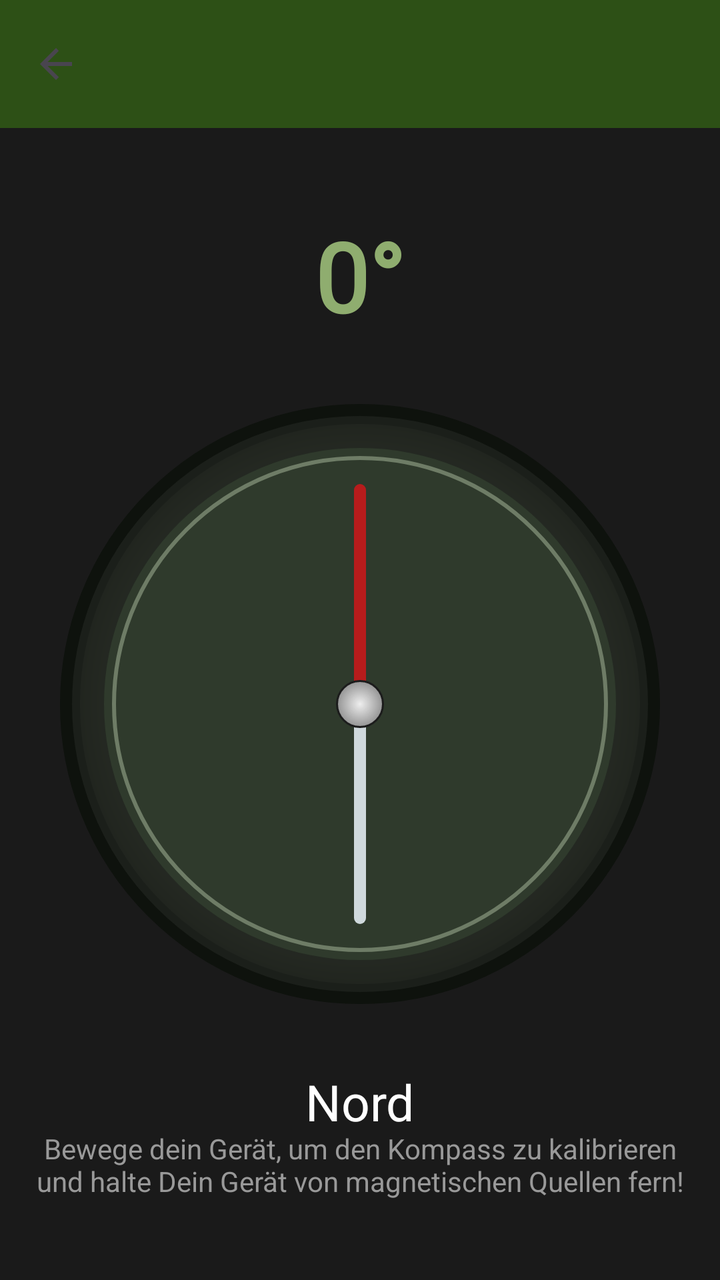
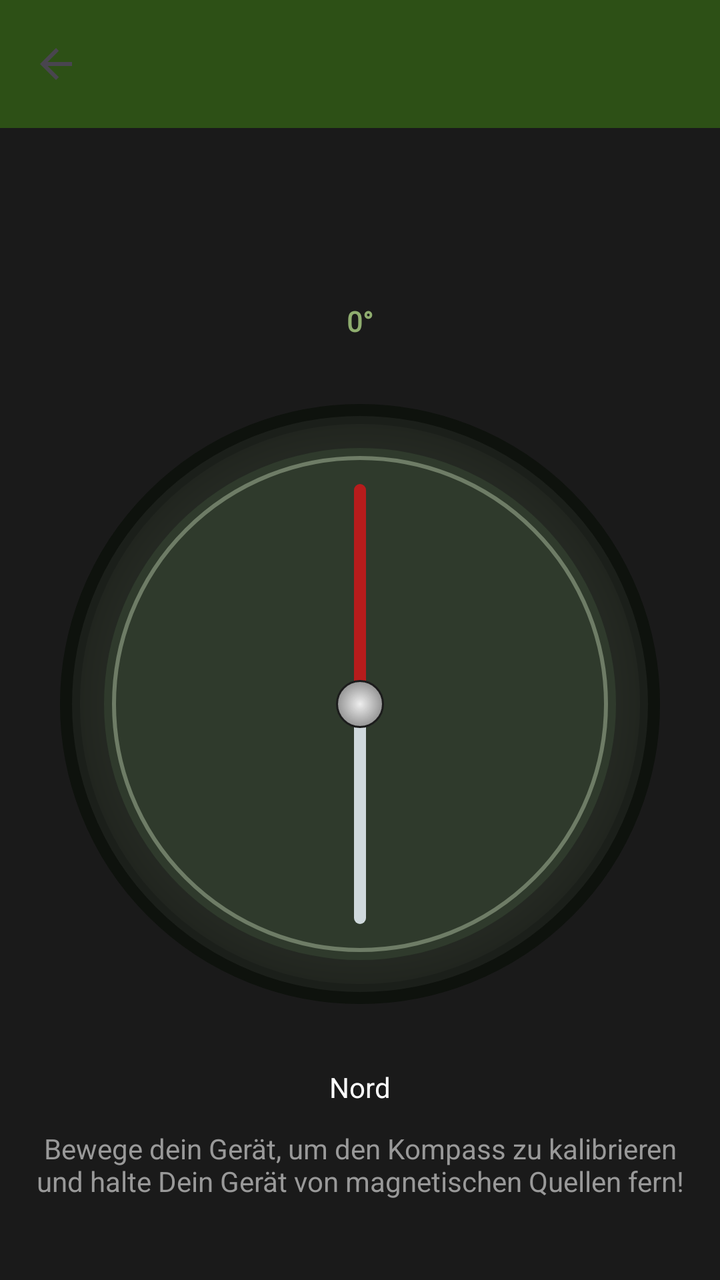

Screens rendered from an Android XML layout before and after an edit, with the pre-edit source and the edit as a unified diff.
<!-- AndroidManifest.xml: application theme Theme.HundeWildnis -->
<!-- res/layout/activity_compass.xml -->
<?xml version="1.0" encoding="utf-8"?>
<androidx.coordinatorlayout.widget.CoordinatorLayout
    xmlns:android="http://schemas.android.com/apk/res/android"
    xmlns:app="http://schemas.android.com/apk/res-auto"
    android:layout_width="match_parent"
    android:layout_height="match_parent"
    android:fitsSystemWindows="true"
    android:background="#1a1a1a">

    <com.google.android.material.appbar.AppBarLayout
        android:layout_width="match_parent"
        android:layout_height="wrap_content">

        <androidx.appcompat.widget.Toolbar
            android:id="@+id/toolbar"
            android:layout_width="match_parent"
            android:layout_height="?attr/actionBarSize"
            android:background="#2d5016"
            app:titleTextColor="#FFFFFF"
            app:navigationIcon="?attr/homeAsUpIndicator" />
    </com.google.android.material.appbar.AppBarLayout>

    <FrameLayout
        android:layout_width="match_parent"
        android:layout_height="match_parent"
        app:layout_behavior="@string/appbar_scrolling_view_behavior">

        <RelativeLayout
            android:layout_width="match_parent"
            android:layout_height="match_parent"
            android:padding="16dp">

            
            <FrameLayout
                android:id="@+id/compassContainer"
                android:layout_width="300dp"
                android:layout_height="300dp"
                android:layout_centerInParent="true">

                
                <ImageView
                    android:id="@+id/compassImage"
                    android:layout_width="match_parent"
                    android:layout_height="match_parent"
                    android:contentDescription="Kompass"
                    android:src="@drawable/compass_bg" />

            </FrameLayout>

            
            <TextView
                android:id="@+id/degreeText"
                android:layout_width="wrap_content"
                android:layout_height="wrap_content"
                android:layout_above="@id/compassContainer"
                android:layout_centerHorizontal="true"
                android:layout_marginBottom="32dp"
                android:text="0°"
                android:textColor="#8fad6f"
                android:textSize="48sp"
                android:textStyle="bold"
                android:fontFamily="@font/stencil" />

            
            <TextView
                android:id="@+id/directionText"
                android:layout_width="wrap_content"
                android:layout_height="wrap_content"
                android:layout_below="@id/compassContainer"
                android:layout_centerHorizontal="true"
                android:layout_marginTop="32dp"
                android:text="Nord"
                android:textColor="#FFFFFF"
                android:textSize="25sp"
                android:textStyle="normal"/>

            
            <TextView
                android:id="@+id/infoText"
                android:layout_width="wrap_content"
                android:layout_height="wrap_content"
                android:layout_alignParentBottom="true"
                android:layout_centerHorizontal="true"
                android:layout_marginBottom="24dp"
                android:text="Bewege dein Gerät, um den Kompass zu kalibrieren und halte Dein Gerät von magnetischen Quellen fern!"
                android:textAlignment="center"
                android:textColor="#999999"
                android:textSize="14sp" />

        </RelativeLayout>

    </FrameLayout>

</androidx.coordinatorlayout.widget.CoordinatorLayout>
<!-- resources referenced by this layout -->
<resources>
  <style name="Base.Theme.HundeWildnis" parent="Theme.Material3.Light.NoActionBar">
          <item name="colorPrimary">#2d5016</item>
          <item name="colorPrimaryVariant">#1a3009</item>
          <item name="colorOnPrimary">#FFFFFF</item>
          <item name="colorSecondary">#6b8e4e</item>
          <item name="colorSecondaryVariant">#4a6135</item>
          <item name="colorOnSecondary">#000000</item>
          <item name="android:statusBarColor">?attr/colorPrimaryVariant</item>
  
          <item name="android:navigationBarColor">@android:color/transparent</item>
          <item name="android:windowLightStatusBar">true</item>
          <item name="android:windowLightNavigationBar">true</item>
          <item name="android:enforceNavigationBarContrast" tools:targetApi="q">false</item>
          <item name="android:enforceStatusBarContrast" tools:targetApi="q">false</item>
  
          
          <item name="colorAccent">#2d5016</item>
          <item name="android:textColorPrimary">#000000</item>
  
          
          <item name="materialAlertDialogTheme">@style/AlertDialogTheme</item>
  
          
          <item name="actionMenuTextColor">#FFFFFF</item>
  
          
          <item name="android:windowBackground">#FFFFFF</item>
          <item name="android:colorBackground">#FFFFFF</item>
      </style>
  <style name="AlertDialogTheme" parent="ThemeOverlay.Material3.MaterialAlertDialog">
          
          <item name="colorSurface">#FFFFFF</item>
  
          
          <item name="colorOnSurface">#000000</item>
          <item name="android:textColorPrimary">#000000</item>
  
          
          <item name="buttonBarPositiveButtonStyle">@style/DialogButtonStyle.Light</item>
          <item name="buttonBarNegativeButtonStyle">@style/DialogButtonStyle.Light</item>
          <item name="buttonBarNeutralButtonStyle">@style/DialogButtonStyle.Light</item>
      </style>
  <style name="DialogButtonStyle.Light" parent="Widget.Material3.Button.TextButton.Dialog">
          
          <item name="android:textColor">#2d5016</item>
  
          
          <item name="backgroundTint">@android:color/transparent</item>
  
          
          <item name="rippleColor">#332d5016</item>
      </style>
  <!-- unchanged entries left out for length: 2 -->
</resources>

<!-- the commit's change to res/layout/activity_compass.xml (unified diff, before → after) -->
@@ -4,10 +4,10 @@
     xmlns:app="http://schemas.android.com/apk/res-auto"
     android:layout_width="match_parent"
     android:layout_height="match_parent"
-    android:fitsSystemWindows="true"
+    android:fitsSystemWindows="false"
     android:background="#1a1a1a">
 
-    <com.google.android.material.appbar.AppBarLayout
+    <com.google.android.material.appbar.AppBarLayout android:id="@+id/appbar"
         android:layout_width="match_parent"
         android:layout_height="wrap_content">
 
@@ -34,7 +34,7 @@
             <FrameLayout
                 android:id="@+id/compassContainer"
                 android:layout_width="300dp"
-                android:layout_height="300dp"
+                android:layout_height="wrap_content"
                 android:layout_centerInParent="true">
 
                 
@@ -57,7 +57,7 @@
                 android:layout_marginBottom="32dp"
                 android:text="0°"
                 android:textColor="#8fad6f"
-                android:textSize="48sp"
+                android:textSize="@dimen/text_body_medium"
                 android:textStyle="bold"
                 android:fontFamily="@font/stencil" />
 
@@ -71,7 +71,7 @@
                 android:layout_marginTop="32dp"
                 android:text="Nord"
                 android:textColor="#FFFFFF"
-                android:textSize="25sp"
+                android:textSize="@dimen/text_body_medium"
                 android:textStyle="normal"/>
 
             
@@ -85,7 +85,7 @@
                 android:text="Bewege dein Gerät, um den Kompass zu kalibrieren und halte Dein Gerät von magnetischen Quellen fern!"
                 android:textAlignment="center"
                 android:textColor="#999999"
-                android:textSize="14sp" />
+                android:textSize="@dimen/text_body_medium" />
 
         </RelativeLayout>
 
<!-- resource entries referenced after the edit -->
@@ -1,17 +1,21 @@
 <!-- resources referenced by this layout -->
 <resources>
+  <dimen name="text_body_medium">14sp</dimen>
   <style name="Base.Theme.HundeWildnis" parent="Theme.Material3.Light.NoActionBar">
+          
+          <item name="materialButtonStyle">@style/Widget.App.Button</item>
+  
           <item name="colorPrimary">#2d5016</item>
           <item name="colorPrimaryVariant">#1a3009</item>
           <item name="colorOnPrimary">#FFFFFF</item>
           <item name="colorSecondary">#6b8e4e</item>
           <item name="colorSecondaryVariant">#4a6135</item>
           <item name="colorOnSecondary">#000000</item>
-          <item name="android:statusBarColor">?attr/colorPrimaryVariant</item>
-  
+          <item name="android:statusBarColor">@android:color/transparent</item>
           <item name="android:navigationBarColor">@android:color/transparent</item>
+          <item name="android:windowDrawsSystemBarBackgrounds">true</item>
           <item name="android:windowLightStatusBar">true</item>
-          <item name="android:windowLightNavigationBar">true</item>
+          <item name="android:windowLightNavigationBar" tools:targetApi="27">true</item>
           <item name="android:enforceNavigationBarContrast" tools:targetApi="q">false</item>
           <item name="android:enforceStatusBarContrast" tools:targetApi="q">false</item>
   
@@ -21,13 +25,26 @@
   
           
           <item name="materialAlertDialogTheme">@style/AlertDialogTheme</item>
+          <item name="alertDialogTheme">@style/AlertDialogTheme</item>
   
           
           <item name="actionMenuTextColor">#FFFFFF</item>
+          <item name="actionOverflowButtonStyle">@style/Widget.App.Overflow</item>
   
           
           <item name="android:windowBackground">#FFFFFF</item>
           <item name="android:colorBackground">#FFFFFF</item>
+      </style>
+  <style name="Widget.App.Button" parent="Widget.Material3.Button">
+          <item name="autoSizeTextType">uniform</item>
+          <item name="autoSizeMinTextSize">12sp</item>
+          <item name="autoSizeMaxTextSize">@dimen/text_button_large</item>
+          <item name="autoSizeStepGranularity">1sp</item>
+          <item name="android:maxLines">2</item>
+          <item name="android:ellipsize">end</item>
+          <item name="android:paddingStart">16dp</item>
+          <item name="android:paddingEnd">16dp</item>
+          <item name="android:minHeight">60dp</item>
       </style>
   <style name="AlertDialogTheme" parent="ThemeOverlay.Material3.MaterialAlertDialog">
           
@@ -41,10 +58,39 @@
           <item name="buttonBarPositiveButtonStyle">@style/DialogButtonStyle.Light</item>
           <item name="buttonBarNegativeButtonStyle">@style/DialogButtonStyle.Light</item>
           <item name="buttonBarNeutralButtonStyle">@style/DialogButtonStyle.Light</item>
+  
+          
+          <item name="buttonBarStyle">@style/Widget.App.ButtonBar</item>
+  
+          
+          <item name="android:buttonStyle">@style/DialogButtonStyle.Light</item>
       </style>
+  <style name="Widget.App.Overflow" parent="Widget.AppCompat.ActionButton.Overflow">
+          <item name="android:src">@drawable/ic_menu_hamburger</item>
+      </style>
+  <dimen name="text_button_large">20sp</dimen>
   <style name="DialogButtonStyle.Light" parent="Widget.Material3.Button.TextButton.Dialog">
           
           <item name="android:textColor">#2d5016</item>
+  
+          
+          <item name="android:textSize">13sp</item>
+          <item name="android:textAllCaps">false</item>
+          <item name="android:maxLines">2</item>
+          <item name="android:singleLine">false</item>
+          <item name="android:ellipsize">none</item>
+          <item name="autoSizeTextType">uniform</item>
+          <item name="autoSizeMinTextSize">10sp</item>
+          <item name="autoSizeMaxTextSize">16sp</item>
+  
+          
+          <item name="android:paddingStart">2dp</item>
+          <item name="android:paddingEnd">2dp</item>
+          <item name="android:minWidth">0dp</item>
+          <item name="android:insetLeft">0dp</item>
+          <item name="android:insetRight">0dp</item>
+          <item name="android:insetTop">0dp</item>
+          <item name="android:insetBottom">0dp</item>
   
           
           <item name="backgroundTint">@android:color/transparent</item>
@@ -52,6 +98,19 @@
           
           <item name="rippleColor">#332d5016</item>
       </style>
+  <style name="Widget.App.ButtonBar" parent="Widget.AppCompat.ButtonBar.AlertDialog">
+          <item name="android:padding">0dp</item>
+      </style>
+  <!-- drawable ic_menu_hamburger (drawable) -->
+  <vector xmlns:android="http://schemas.android.com/apk/res/android"
+      android:width="24dp"
+      android:height="24dp"
+      android:viewportWidth="24"
+      android:viewportHeight="24">
+      <path
+          android:fillColor="#FFFFFF"
+          android:pathData="M3,18h18v-2H3V18z M3,13h18v-2H3V13z M3,6v2h18V6H3z" />
+  </vector>
   <!-- unchanged entries left out for length: 2 -->
 </resources>
 
